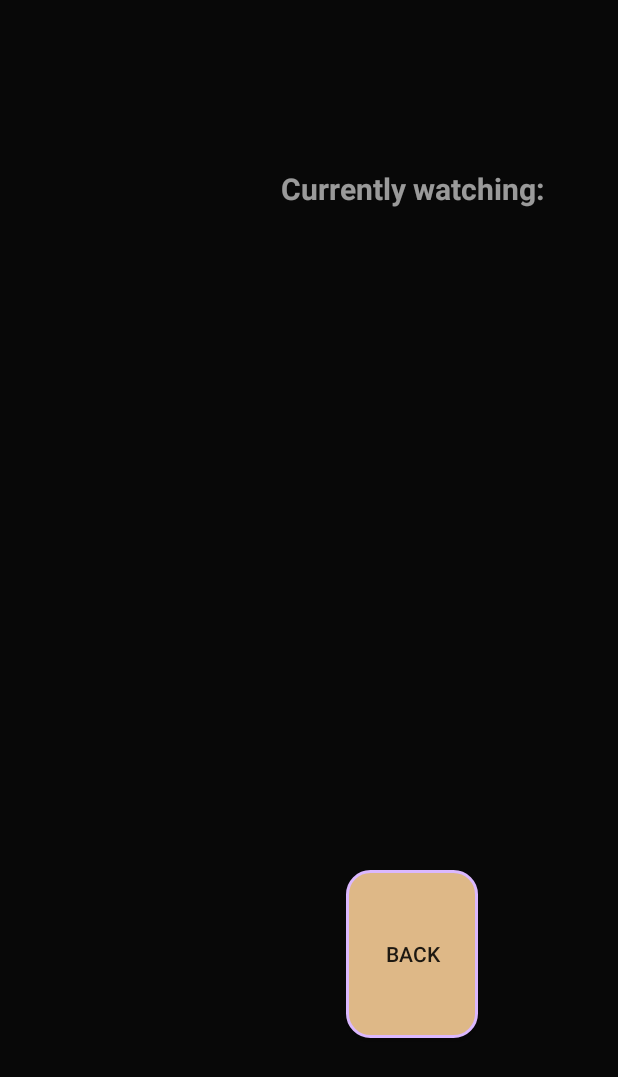
After one commit to VanGrx/MediaCodecPlayer, an Android app: the fragment BlankFragment placed in its activity, on a phone screen of 412 x 824 dp. The commit adds this screen. Shown: the top 1077 px of the screen. Run offline under Robolectric (Android 15) with nearby library versions, the phone set to English and light mode, and no system bars; 5 statements that could not run were skipped.

Commit message:
Popravljen GUI. Dodat fragment za prikaz informacija o videu. Dodata animacija pri izboru fajla. Fragmenti ubaceni u FrameLayout-e.

```diff
--- a/app/src/main/AndroidManifest.xml
+++ b/app/src/main/AndroidManifest.xml
@@ -19,10 +19,6 @@
                 <category android:name="android.intent.category.LAUNCHER" />
             </intent-filter>
         </activity>
-
     </application>
 
-
-
-
 </manifest>
--- /dev/null
+++ b/app/src/main/java/com/example/smarija/mediaplayer/BlankFragment.java
@@ -0,0 +1,54 @@
+package com.example.smarija.mediaplayer;
+
+import android.os.Bundle;
+import android.support.v4.app.Fragment;
+import android.util.Log;
+import android.view.LayoutInflater;
+import android.view.View;
+import android.view.ViewGroup;
+import android.widget.Button;
+import android.widget.LinearLayout;
+import android.widget.TextView;
+
+import java.io.File;
+
+
+/**
+ * A simple {@link Fragment} subclass.
+ * Activities that contain this fragment must implement the
+ * {@link BlankFragment.OnFragmentInteractionListener} interface
+ * to handle interaction events.
+ * Use the {@link BlankFragment#newInstance} factory method to
+ * create an instance of this fragment.
+ */
+public class BlankFragment extends Fragment {
+
+    TextView tv;
+    String textView;
+
+    @Override
+    public View onCreateView(LayoutInflater inflater, ViewGroup container,
+                             Bundle savedInstanceState) {
+        // Inflate the layout for this fragment
+        View v=inflater.inflate(R.layout.fragment_blank, container, false);
+       Button btnBack=v.findViewById(R.id.btn);
+       btnBack.setOnClickListener(new View.OnClickListener() {
+           @Override
+           public void onClick(View v) {
+               OnFragmentInteractionListener c= (OnFragmentInteractionListener) getActivity();
+               c.goBack();
+           }
+       });
+
+        tv=v.findViewById(R.id.textViewForVideo);
+        tv.setText(textView);
+        return v;
+    }
+    public interface OnFragmentInteractionListener {
+        void goBack();
+
+    }
+    public void updateTextView(String text) {
+         textView=text;
+    }
+}
--- a/app/src/main/java/com/example/smarija/mediaplayer/MainActivity.java
+++ b/app/src/main/java/com/example/smarija/mediaplayer/MainActivity.java
@@ -1,27 +1,31 @@
 package com.example.smarija.mediaplayer;
 
 import android.Manifest;
-import android.app.Activity;
+import android.annotation.SuppressLint;
+import android.support.v4.app.FragmentTransaction;
+import android.support.v4.app.FragmentActivity;
 import android.content.pm.PackageManager;
 import android.os.Bundle;
 import android.support.v4.app.ActivityCompat;
-
-import static com.example.smarija.mediaplayer.R.id.fragment2;
+import android.util.Log;
+import android.widget.LinearLayout;
 
 
-public class MainActivity extends Activity implements FileFragment.OnListFragmentInteractionListener {
+public class MainActivity extends FragmentActivity implements FileFragment.OnListFragmentInteractionListener, BlankFragment.OnFragmentInteractionListener {
 
     private static final int REQUEST_EXTERNAL_STORAGE = 1;
     private static String[] PERMISSIONS_STORAGE = {
             Manifest.permission.READ_EXTERNAL_STORAGE,
             Manifest.permission.WRITE_EXTERNAL_STORAGE
     };
-
+Fragment2 fragment2;
+FileFragment fragment1;
+BlankFragment blankFragment;
+    @SuppressLint("ResourceType")
     @Override
     protected void onCreate(Bundle savedInstanceState) {
         super.onCreate(savedInstanceState);
         setContentView(R.layout.activity_main);
-
 
         int permission = ActivityCompat.checkSelfPermission(this, Manifest.permission.WRITE_EXTERNAL_STORAGE);
 
@@ -33,14 +37,49 @@ public class MainActivity extends Activity implements FileFragment.OnListFragmen
                     REQUEST_EXTERNAL_STORAGE
             );
         }
+        LinearLayout ll = findViewById(R.id.mainlayout);
+
+       // LinearLayout ll = new LinearLayout(this);
+        fragment2=new Fragment2();
+        fragment1=new FileFragment();
+        FragmentTransaction ft = getSupportFragmentManager().beginTransaction();
+        ft.add(R.id.fragment2, fragment2, "someTag2");
+        ft.add(R.id.fragment1, fragment1, "someTag1");
+
+        ft.commit();
+//
+
     }
-
 
 
     @Override
     public void sendText(String s, String path) {
-        Fragment2 frag=(Fragment2) getFragmentManager().findFragmentById(fragment2);
-        frag.updateText(s, path);
+       fragment2.updateText(s, path);
+        startTransaction(s);
+
     }
 
+    @SuppressLint("ResourceType")
+    private void startTransaction(String text) {
+        FragmentTransaction ft = getSupportFragmentManager().beginTransaction();
+        ft.setCustomAnimations(android.R.anim.slide_in_left, android.R.anim.slide_out_right);
+        BlankFragment fr=new BlankFragment();
+        ft.replace(R.id.fragment1, fr, "detailFragment");
+        fr.updateTextView(text);
+//// Start the animated transition.
+        ft.commit();
+
     }
+
+
+    @Override
+    public void goBack() {
+        FragmentTransaction ft = getSupportFragmentManager().beginTransaction();
+        ft.setCustomAnimations(android.R.anim.slide_in_left, android.R.anim.slide_out_right);
+        FileFragment fr=new FileFragment();
+        ft.replace(R.id.fragment1, fr, "fileFragment");
+
+//// Start the animated transition.
+        ft.commit();
+    }
+}
--- /dev/null
+++ b/app/src/main/res/drawable/button_background.xml
@@ -0,0 +1,35 @@
+<?xml version="1.0" encoding="utf-8"?>
+<selector xmlns:tools="http://schemas.android.com/tools" xmlns:android="http://schemas.android.com/apk/res/android">
+
+
+    <item android:state_pressed="true">
+        <shape android:shape="rectangle">
+            <solid android:color="@color/colorSelected"/>
+            <stroke android:color="#DBB8FF" android:width="2dp" />
+            <!--corners allow us to make the rounded corners button-->
+            <corners android:radius="15dp" />
+        </shape>
+    </item>
+
+    <item android:state_focused="true">
+        <shape android:shape="rectangle">
+            <solid android:color="@color/colorSelect"/>
+            <stroke android:color="#DBB8FF" android:width="2dp" />
+            <!--corners allow us to make the rounded corners button-->
+            <corners android:radius="15dp" />
+        </shape>
+    </item>
+
+    <!--&lt;!&ndash;</shape>&ndash;&gt;-->
+    <item>
+        <shape android:shape="rectangle">
+            <solid android:color="#DEB887"/>
+            <stroke android:color="#DBB8FF" android:width="2dp" />
+            <!--corners allow us to make the rounded corners button-->
+            <corners android:radius="15dp" />
+        </shape>
+    </item>
+
+
+
+</selector>
--- a/app/src/main/res/layout/activity_main.xml
+++ b/app/src/main/res/layout/activity_main.xml
@@ -9,21 +9,33 @@
 
     tools:context=".MainActivity"
     >
-
-    <fragment
+    <FrameLayout
         android:layout_width="0dp"
         android:layout_height="match_parent"
-        android:layout_weight="1"
         android:id="@+id/fragment1"
-        android:name="com.example.smarija.mediaplayer.FileFragment"
-        />
+        android:layout_weight="1">
 
-    <fragment
+    </FrameLayout>
+    <FrameLayout
         android:layout_width="0dp"
         android:layout_height="match_parent"
-        android:layout_weight="2"
         android:id="@+id/fragment2"
-        android:name="com.example.smarija.mediaplayer.Fragment2" />
+        android:layout_weight="2">
+
+    </FrameLayout>
+    <!--<fragment-->
+        <!--android:layout_width="0dp"-->
+        <!--android:layout_height="match_parent"-->
+        <!--android:layout_weight="1"-->
+        <!--android:id="@+id/fragment1"-->
+        <!--android:name="com.example.smarija.mediaplayer.FileFragment"-->
+        <!--/>-->
+    <!--<fragment-->
+        <!--android:layout_width="0dp"-->
+        <!--android:layout_height="match_parent"-->
+        <!--android:layout_weight="2"-->
+        <!--android:id="@+id/fragment2"-->
+        <!--android:name="com.example.smarija.mediaplayer.Fragment2" />-->
 
 
 </LinearLayout>
--- /dev/null
+++ b/app/src/main/res/layout/fragment_blank.xml
@@ -0,0 +1,52 @@
+<?xml version="1.0" encoding="utf-8"?>
+<LinearLayout xmlns:android="http://schemas.android.com/apk/res/android"
+    xmlns:tools="http://schemas.android.com/tools"
+    android:layout_width="match_parent"
+    android:layout_height="match_parent"
+    tools:context=".BlankFragment"
+    android:id="@+id/fragment_container"
+    android:orientation="vertical">
+
+    <!-- TODO: Update blank fragment layout -->
+    <Space
+        android:layout_width="match_parent"
+        android:layout_height="0dp"
+        android:layout_weight="1"/>
+    <TextView
+        android:layout_width="match_parent"
+        android:layout_height="0dp"
+        android:layout_weight="1"
+        android:text="Currently watching:"
+        android:textColor="#99FCFCFC"
+        android:layout_gravity="center"
+        android:gravity="center_horizontal"
+        android:textSize="20dp"
+        android:textStyle="bold"/>
+    <TextView
+        android:layout_width="match_parent"
+        android:layout_height="0dp"
+        android:layout_weight="1"
+        android:id="@+id/textViewForVideo"
+        android:textColor="#99FCFCFC"
+        android:layout_gravity="center"
+        android:gravity="center_horizontal"/>
+    <Space
+        android:layout_width="match_parent"
+        android:layout_height="0dp"
+        android:layout_weight="2"/>
+    <Button
+        android:layout_width="wrap_content"
+        android:layout_height="0dp"
+        android:layout_weight="1"
+        android:layout_margin="20dp"
+        android:id="@+id/btn"
+        android:text="BACK"
+        android:background="@drawable/button_background"
+        android:layout_gravity="center_horizontal"/>
+    <Space
+        android:layout_width="match_parent"
+        android:layout_height="0dp"
+        android:layout_weight="1"/>
+
+
+</LinearLayout>
--- a/app/src/main/res/layout/fragment_file_list.xml
+++ b/app/src/main/res/layout/fragment_file_list.xml
@@ -3,11 +3,8 @@
     xmlns:app="http://schemas.android.com/apk/res-auto"
     xmlns:tools="http://schemas.android.com/tools"
     android:id="@+id/list"
-    android:name="com.example.smarija.mediaplayer.FileFragment"
     android:layout_width="match_parent"
     android:layout_height="match_parent"
-    android:layout_marginLeft="16dp"
-    android:layout_marginRight="16dp"
     app:layoutManager="LinearLayoutManager"
     tools:context=".FileFragment"
     tools:listitem="@layout/fragment_file"
```
Also changed, not shown: app/src/main/java/com/example/smarija/mediaplayer/FileFragment.java (+8 -2 lines), app/src/main/java/com/example/smarija/mediaplayer/Fragment2.java (+5 -5 lines), app/src/main/res/layout/fragment_fragment2.xml (+8 -9 lines). Lines whose indentation alone changed are shown as unchanged.
